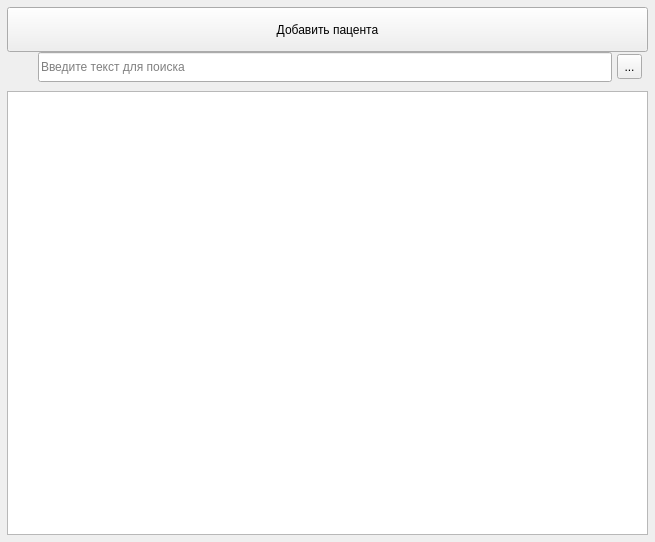
Above: interface/patient/patientsListForm.ui from strizh78/MApp before the change. Below: the same form after it.
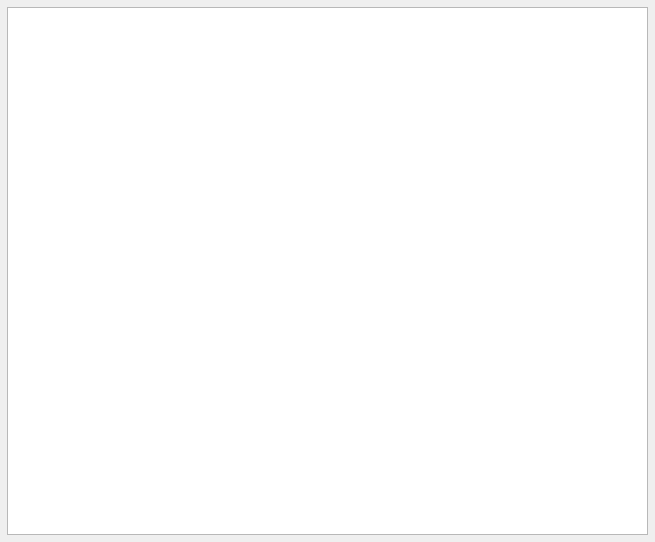
That is the form after the change. Icons and pictures are not drawn. Custom widgets are drawn as their Qt base class.

Commit message: Added MAppTable to list forms (#36)

What changed in the file:
```diff
--- a/interface/patient/patientsListForm.ui
+++ b/interface/patient/patientsListForm.ui
@@ -30,194 +30,17 @@
     <number>7</number>
    </property>
    <item>
-    <layout class="QVBoxLayout" name="verticalLayout_2">
-     <property name="spacing">
-      <number>0</number>
-     </property>
-     <property name="topMargin">
-      <number>0</number>
-     </property>
-     <item>
-      <layout class="QHBoxLayout" name="horizontalLayout">
-       <property name="spacing">
-        <number>5</number>
-       </property>
-       <property name="sizeConstraint">
-        <enum>QLayout::SetMaximumSize</enum>
-       </property>
-       <property name="leftMargin">
-        <number>0</number>
-       </property>
-       <property name="topMargin">
-        <number>0</number>
-       </property>
-       <property name="rightMargin">
-        <number>0</number>
-       </property>
-       <item>
-        <widget class="QPushButton" name="createPatient">
-         <property name="minimumSize">
-          <size>
-           <width>0</width>
-           <height>45</height>
-          </size>
-         </property>
-         <property name="text">
-          <string>Добавить пацента</string>
-         </property>
-         <property name="icon">
-          <iconset resource="../icons.qrc">
-           <normaloff>:/icons/greenPlusIcon.png</normaloff>:/icons/greenPlusIcon.png</iconset>
-         </property>
-        </widget>
-       </item>
-      </layout>
-     </item>
-     <item>
-      <layout class="QHBoxLayout" name="horizontalLayout_3">
-       <property name="spacing">
-        <number>5</number>
-       </property>
-       <property name="leftMargin">
-        <number>6</number>
-       </property>
-       <property name="rightMargin">
-        <number>6</number>
-       </property>
-       <item>
-        <layout class="QHBoxLayout" name="horizontalLayout_2">
-         <property name="spacing">
-          <number>5</number>
-         </property>
-         <property name="sizeConstraint">
-          <enum>QLayout::SetMaximumSize</enum>
-         </property>
-         <item>
-          <widget class="QLabel" name="iconSearch">
-           <property name="enabled">
-            <bool>false</bool>
-           </property>
-           <property name="minimumSize">
-            <size>
-             <width>20</width>
-             <height>20</height>
-            </size>
-           </property>
-           <property name="maximumSize">
-            <size>
-             <width>20</width>
-             <height>20</height>
-            </size>
-           </property>
-           <property name="styleSheet">
-            <string notr="true">background-color: transparent;
-border-image: url(:/icons/searchIcon.png);
-background: none;
-background-repeat: none;</string>
-           </property>
-           <property name="text">
-            <string/>
-           </property>
-           <property name="indent">
-            <number>0</number>
-           </property>
-          </widget>
-         </item>
-         <item>
-          <widget class="QLineEdit" name="searchLine">
-           <property name="enabled">
-            <bool>true</bool>
-           </property>
-           <property name="minimumSize">
-            <size>
-             <width>300</width>
-             <height>30</height>
-            </size>
-           </property>
-           <property name="maximumSize">
-            <size>
-             <width>16777215</width>
-             <height>16777215</height>
-            </size>
-           </property>
-           <property name="styleSheet">
-            <string notr="true"/>
-           </property>
-           <property name="text">
-            <string/>
-           </property>
-           <property name="placeholderText">
-            <string>Введите текст для поиска</string>
-           </property>
-           <property name="clearButtonEnabled">
-            <bool>true</bool>
-           </property>
-          </widget>
-         </item>
-        </layout>
-       </item>
-       <item>
-        <widget class="QToolButton" name="tableSettings">
-         <property name="minimumSize">
-          <size>
-           <width>25</width>
-           <height>25</height>
-          </size>
-         </property>
-         <property name="styleSheet">
-          <string notr="true">qproperty-icon: url(:/icons/settingLinesIcon.png);
-</string>
-         </property>
-         <property name="text">
-          <string>...</string>
-         </property>
-         <property name="iconSize">
-          <size>
-           <width>20</width>
-           <height>20</height>
-          </size>
-         </property>
-        </widget>
-       </item>
-      </layout>
-     </item>
-    </layout>
-   </item>
-   <item>
-    <widget class="QTableView" name="tableView">
-     <property name="editTriggers">
-      <set>QAbstractItemView::NoEditTriggers</set>
-     </property>
-     <property name="selectionMode">
-      <enum>QAbstractItemView::SingleSelection</enum>
-     </property>
-     <property name="selectionBehavior">
-      <enum>QAbstractItemView::SelectRows</enum>
-     </property>
-     <property name="sortingEnabled">
-      <bool>false</bool>
-     </property>
-     <attribute name="horizontalHeaderCascadingSectionResizes">
-      <bool>false</bool>
-     </attribute>
-     <attribute name="horizontalHeaderStretchLastSection">
-      <bool>true</bool>
-     </attribute>
-     <attribute name="verticalHeaderVisible">
-      <bool>false</bool>
-     </attribute>
-    </widget>
+    <widget class="MAppTable" name="patientTable"/>
    </item>
   </layout>
  </widget>
- <tabstops>
-  <tabstop>createPatient</tabstop>
-  <tabstop>searchLine</tabstop>
-  <tabstop>tableSettings</tabstop>
-  <tabstop>tableView</tabstop>
- </tabstops>
- <resources>
-  <include location="../icons.qrc"/>
- </resources>
+ <customwidgets>
+  <customwidget>
+   <class>MAppTable</class>
+   <extends>QTableView</extends>
+   <header>interface/basicForms/mapptable.h</header>
+  </customwidget>
+ </customwidgets>
+ <resources/>
  <connections/>
 </ui>
```
The commit also changes 25 other files.
